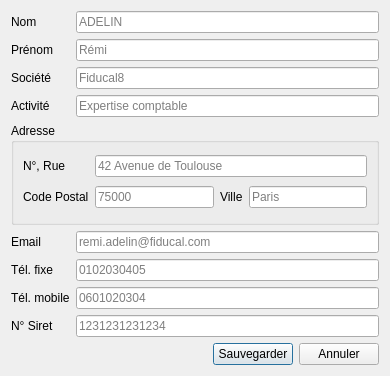
The window that src/dialogs/userdatadialog.ui (FACT-Team/FactDev) describes before a commit, drawn with Qt 5.
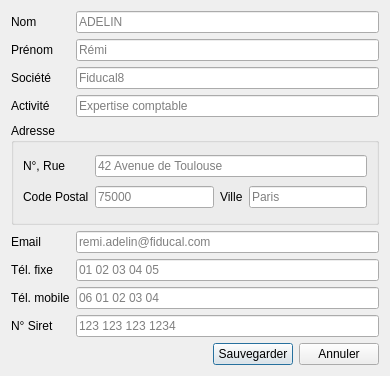
The same window after the commit. Icons and pictures are not drawn. Custom widgets are drawn as their Qt base class.

The edit to the form file:
```diff
--- a/src/dialogs/userdatadialog.ui
+++ b/src/dialogs/userdatadialog.ui
@@ -31,7 +31,7 @@
       <string>Saisir votre numéro de téléphone mobile professionnel</string>
      </property>
      <property name="placeholderText">
-      <string>0601020304</string>
+      <string>06 01 02 03 04</string>
      </property>
     </widget>
    </item>
@@ -48,7 +48,7 @@
       <string>Saisir votre numéro de siret</string>
      </property>
      <property name="placeholderText">
-      <string>1231231231234</string>
+      <string>123 123 123 1234</string>
      </property>
     </widget>
    </item>
@@ -72,7 +72,7 @@
       <string>Saisir votre numéro de téléphone professionnel</string>
      </property>
      <property name="placeholderText">
-      <string>0102030405</string>
+      <string>01 02 03 04 05</string>
      </property>
     </widget>
    </item>
```
Left out of the diff: 29 changed lines with no effect on the pictures.
